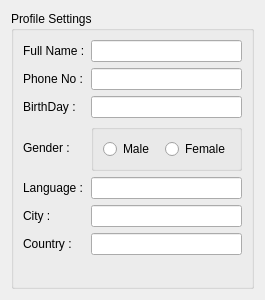
This is src/qt/ui/profile_settings.ui in maidsafe-archive/MaidSafe-Encrypt as Qt 5 draws it before an edit. The edited form follows.
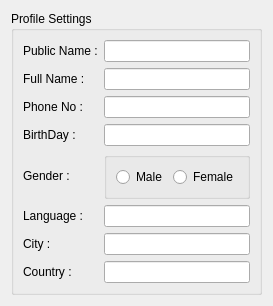
This is the edited form.

```diff
--- a/src/qt/ui/profile_settings.ui
+++ b/src/qt/ui/profile_settings.ui
@@ -20,74 +20,74 @@
       <string>Profile Settings</string>
      </property>
      <layout class="QGridLayout" name="gridLayout_2">
-      <item row="0" column="0">
+      <item row="1" column="0">
        <widget class="QLabel" name="label">
         <property name="text">
          <string>Full Name :</string>
         </property>
        </widget>
       </item>
-      <item row="0" column="1">
+      <item row="1" column="1">
        <widget class="QLineEdit" name="fullNameEdit"/>
       </item>
-      <item row="1" column="0">
+      <item row="2" column="0">
        <widget class="QLabel" name="label_2">
         <property name="text">
          <string>Phone No :</string>
         </property>
        </widget>
       </item>
-      <item row="1" column="1">
+      <item row="2" column="1">
        <widget class="QLineEdit" name="phoneNumberEdit"/>
       </item>
-      <item row="2" column="0">
+      <item row="3" column="0">
        <widget class="QLabel" name="label_3">
         <property name="text">
          <string>BirthDay :</string>
         </property>
        </widget>
       </item>
-      <item row="2" column="1">
+      <item row="3" column="1">
        <widget class="QLineEdit" name="birthDayEdit"/>
       </item>
-      <item row="3" column="0">
+      <item row="4" column="0">
        <widget class="QLabel" name="label_4">
         <property name="text">
          <string>Gender : </string>
         </property>
        </widget>
       </item>
-      <item row="4" column="0">
+      <item row="5" column="0">
        <widget class="QLabel" name="label_5">
         <property name="text">
          <string>Language :</string>
         </property>
        </widget>
       </item>
-      <item row="4" column="1">
+      <item row="5" column="1">
        <widget class="QLineEdit" name="languageEdit"/>
       </item>
-      <item row="5" column="0">
+      <item row="6" column="0">
        <widget class="QLabel" name="label_6">
         <property name="text">
          <string>City : </string>
         </property>
        </widget>
       </item>
-      <item row="5" column="1">
+      <item row="6" column="1">
        <widget class="QLineEdit" name="cityEdit"/>
       </item>
-      <item row="6" column="0">
+      <item row="7" column="0">
        <widget class="QLabel" name="label_7">
         <property name="text">
          <string>Country : </string>
         </property>
        </widget>
       </item>
-      <item row="6" column="1">
+      <item row="7" column="1">
        <widget class="QLineEdit" name="countryEdit"/>
       </item>
-      <item row="3" column="1">
+      <item row="4" column="1">
        <widget class="QGroupBox" name="groupBox_2">
         <property name="title">
          <string/>
@@ -113,7 +113,7 @@
         </layout>
        </widget>
       </item>
-      <item row="7" column="1">
+      <item row="8" column="1">
        <spacer name="verticalSpacer">
         <property name="orientation">
          <enum>Qt::Vertical</enum>
@@ -126,6 +126,16 @@
         </property>
        </spacer>
       </item>
+      <item row="0" column="0">
+       <widget class="QLabel" name="label_8">
+        <property name="text">
+         <string>Public Name :</string>
+        </property>
+       </widget>
+      </item>
+      <item row="0" column="1">
+       <widget class="QLineEdit" name="pubNameEdit"/>
+      </item>
      </layout>
     </widget>
    </item>
```
